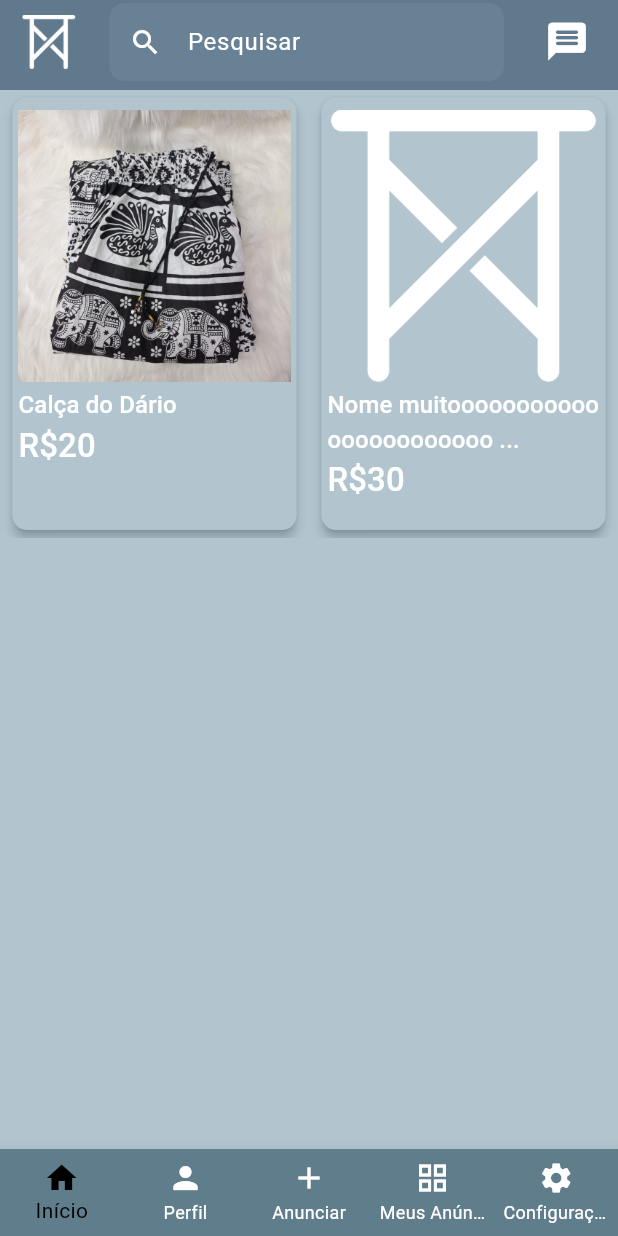
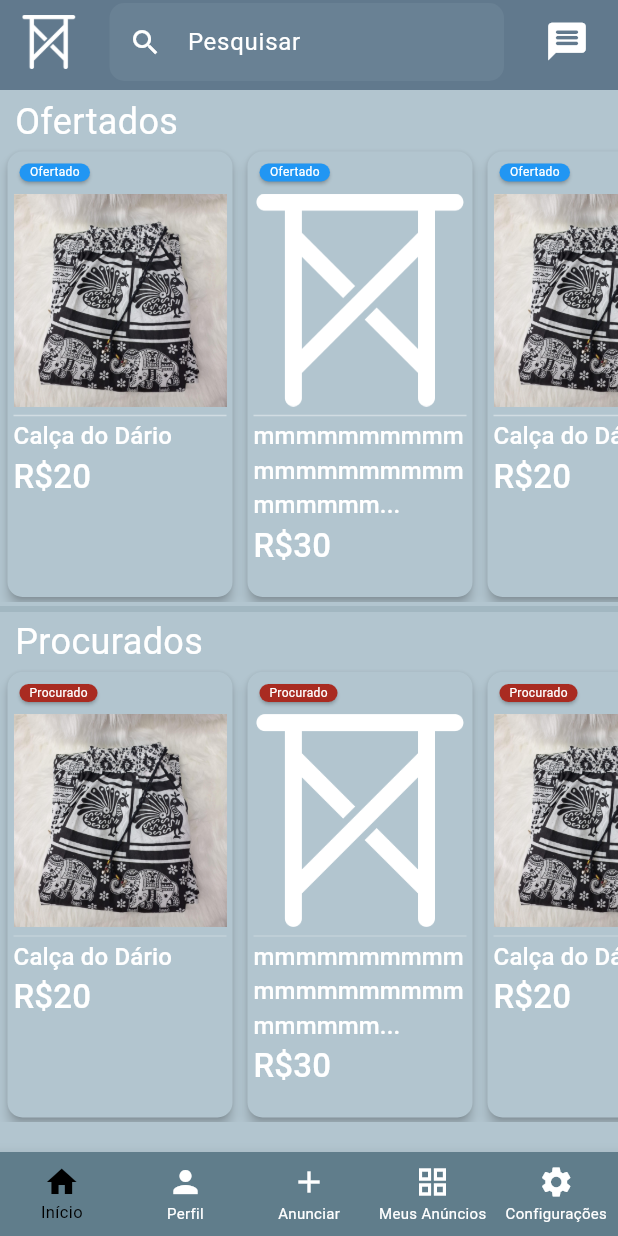
Before and after one commit to Trthomaz/sistema_de_anuncios, a Flutter app: the screen it shows after launch, after a tap on "Entrar", on a phone screen of 412 x 824 dp. Run offline on Flutter 3.47's test engine with Material 3 defaults, Android fonts, the phone set to English and light mode, and no system bars.

Commit message:
login e feed melhorados

```diff
--- a/Front/lib/pages/login.dart
+++ b/Front/lib/pages/login.dart
@@ -1,5 +1,4 @@
 import 'package:flutter/material.dart';
-import 'package:sistema_de_anuncios/pages/navigation/home.dart';
 import 'package:sistema_de_anuncios/pages/navigation/navigation.dart';
 
 class Login extends StatefulWidget {
@@ -12,17 +11,23 @@ class Login extends StatefulWidget {
 class _LoginState extends State<Login> {
   @override
   Widget build(BuildContext context) {
+    // Verifica se o teclado esta visivel
+    bool isKeyboardVisible = MediaQuery.of(context).viewInsets.bottom > 0;
+
     return Scaffold(body: LayoutBuilder(builder: (context, constraints) {
-      // Largura do card baseados nas dimensões da tela
-      double buttonWidth = constraints.maxWidth * 0.9;
-      double buttonHeigh = 200;
+      // Largura do textField baseados nas dimensões da tela
+      double textFieldWidth = constraints.maxWidth * 0.9;
 
       return Padding(
-        padding:
-            const EdgeInsets.only(top: 150.0, left: 30, right: 30, bottom: 20),
+        padding: EdgeInsets.only(top: 50, left: 30, right: 30, bottom: 0),
         child: Center(
           child: Column(
             children: [
+              isKeyboardVisible // Verifica se o treclado está visível
+                  ? Container()
+                  : SizedBox(
+                      height: 100,
+                    ),
               Image.asset(
                 // Imagem do ícone do app
                 'assets/images/andaime.png',
@@ -37,12 +42,16 @@ class _LoginState extends State<Login> {
                   fontSize: 60,
                 ),
               ), */
+              isKeyboardVisible // Verifica se o treclado está visível
+                  ? Container()
+                  : SizedBox(
+                      height: 100,
+                    ),
               Padding(
                 // Email
-                padding: const EdgeInsets.only(top: 150.0, bottom: 8.0),
-                child: Container(
+                padding: EdgeInsets.only(top: 50, bottom: 8.0),
                 child: SizedBox(
-                    width: buttonWidth,
+                  width: textFieldWidth,
                   child: TextField(
                     autofocus: false,
                     autocorrect: false,
@@ -70,13 +79,11 @@ class _LoginState extends State<Login> {
                   ),
                 ),
               ),
-              ),
               Padding(
                 // Senha
                 padding: const EdgeInsets.only(top: 8.0, bottom: 36.0),
-                child: Container(
                 child: SizedBox(
-                    width: buttonWidth,
+                  width: textFieldWidth,
                   child: TextField(
                     autofocus: false,
                     autocorrect: false,
@@ -105,7 +112,6 @@ class _LoginState extends State<Login> {
                   ),
                 ),
               ),
-              ),
               Padding(
                 // Botão
                 padding: const EdgeInsets.all(20.0),
@@ -122,7 +128,7 @@ class _LoginState extends State<Login> {
                       );
                     },
                     style: ButtonStyle(
-                      backgroundColor: MaterialStateProperty.all<Color>(
+                      backgroundColor: WidgetStateProperty.all<Color>(
                           Theme.of(context).primaryColor.withOpacity(1)),
                     ),
                     child: Text(
@@ -134,8 +140,7 @@ class _LoginState extends State<Login> {
                   ),
                 ),
               ),
-              Expanded(
-                child: Align(
+              Align(
                 alignment: FractionalOffset.bottomCenter,
                 child: Padding(
                   padding: EdgeInsets.only(bottom: 0.0),
@@ -150,7 +155,6 @@ class _LoginState extends State<Login> {
                     ],
                   ), //Your widget here,
                 ),
-                ),
               )
             ],
           ),
--- a/Front/lib/pages/navigation/home.dart
+++ b/Front/lib/pages/navigation/home.dart
@@ -1,9 +1,4 @@
 import 'package:flutter/material.dart';
-import 'package:sistema_de_anuncios/pages/navigation/navigation.dart';
-import 'package:sistema_de_anuncios/pages/navigation/anunciar.dart';
-import 'package:sistema_de_anuncios/pages/navigation/meus_anuncios.dart';
-import 'package:sistema_de_anuncios/pages/navigation/perfil.dart';
-import 'package:sistema_de_anuncios/pages/navigation/configs.dart';
 import 'package:sistema_de_anuncios/pages/pesquisa.dart';
 
 class Home extends StatefulWidget {
@@ -22,7 +17,7 @@ class _HomeState extends State<Home> {
       "imagem": 'assets/images/calca.jpeg'
     },
     {
-      "titulo": "Nome muitooooooooooo oooooooooooo grandeeeeeeeeeee eeeeeee",
+      "titulo": "mmmmmmmmmmmmmmmmmmmmmmmmmmmm",
       "preço": 30,
       "imagem": 'assets/images/andaime.png'
     },
@@ -35,21 +30,19 @@ class _HomeState extends State<Home> {
   ];
 
   String limitarTexto(String text) {
-    int maxLenght = 34;
-    if (text.length > maxLenght) {
-      return text.substring(0, maxLenght) + '...';
+    // 27 caracteres
+    int maxLenght = 26;
+    if (text.length > maxLenght + 1) {
+      return '${text.substring(0, maxLenght)}...';
     }
     return text;
   }
 
   @override
   Widget build(BuildContext context) {
-    double screenWidth = MediaQuery.of(context).size.width; // Largura da tela
-    double screenHeight = MediaQuery.of(context).size.height; // Altura da tela
-    // Largura do card baseados nas dimensões da tela
-    double cardWidth = screenWidth * 0.46;
-    double cardHeight = screenHeight * 0.35;
-    double cardSpacing = screenWidth * 0.02;
+    double cardWidth = 150;
+    double cardHeight = 297;
+    double cardSpacing = 5;
     double imageSize = cardWidth;
     return Scaffold(
       appBar: PreferredSize(
@@ -130,12 +123,26 @@ class _HomeState extends State<Home> {
           ],
         ),
       ),
-      body: Center(
+      body: SingleChildScrollView(
         child: Column(
+          crossAxisAlignment: CrossAxisAlignment.start,
           children: [
+            SizedBox(
+              height: 4,
+            ),
+            Padding(
+              padding: const EdgeInsets.only(left: 10),
+              child: Text(
+                "Ofertados",
+                style: TextStyle(
+                  color: Theme.of(context).primaryColorLight,
+                  fontSize: 24,
+                ),
+              ),
+            ),
             LayoutBuilder(builder: (context, constraints) {
               return SizedBox(
-                height: cardHeight + 10,
+                height: cardHeight + 6,
                 child: ListView.builder(
                     scrollDirection: Axis.horizontal,
                     itemCount: anuncios.length,
@@ -157,16 +164,39 @@ class _HomeState extends State<Home> {
                             ),
                             onPressed: () {
                               // TODO: Implementar abrir anuncio
-                              print(cardHeight);
                             },
                             child: Column(
                               crossAxisAlignment: CrossAxisAlignment.start,
                               children: [
+                                Container(
+                                  height: 20,
+                                  width: 55,
+                                  child: Card(
+                                    color: Colors.blue,
+                                    child: Center(
+                                      child: Text(
+                                        "Ofertado",
+                                        style: TextStyle(
+                                            fontSize: 8,
+                                            color: Theme.of(context)
+                                                .primaryColorLight),
+                                      ),
+                                    ),
+                                  ),
+                                ),
                                 Image.asset(
                                   anuncios[index]["imagem"],
                                   fit: BoxFit.contain,
                                   height: imageSize,
                                   width: imageSize,
+                                ),
+                                Divider(
+                                  color: Theme.of(context)
+                                      .primaryColorLight
+                                      .withOpacity(0.4), // Cor do divisor
+                                  thickness: 1, // Espessura da linha
+                                  height:
+                                      4, // Espaço vertical ao redor do divisor
                                 ),
                                 Text(
                                   limitarTexto(anuncios[index]["titulo"]),
@@ -176,7 +206,108 @@ class _HomeState extends State<Home> {
                                   ),
                                 ),
                                 Text(
-                                  "R\$" + anuncios[index]["preço"].toString(),
+                                  "R\$${anuncios[index]["preço"]}",
+                                  style: TextStyle(
+                                    color: Theme.of(context).primaryColorLight,
+                                    fontSize: 22,
+                                  ),
+                                ),
+                              ],
+                            ),
+                          ),
+                          SizedBox(
+                            width: cardSpacing,
+                          ),
+                        ],
+                      );
+                    }),
+              );
+            }),
+            Divider(
+              color: Theme.of(context)
+                  .primaryColor
+                  .withOpacity(0.2), // Cor do divisor
+              thickness: 4, // Espessura da linha
+              height: 10, // Espaço vertical ao redor do divisor
+            ),
+            Padding(
+              padding: const EdgeInsets.only(left: 10),
+              child: Text(
+                "Procurados",
+                style: TextStyle(
+                  color: Theme.of(context).primaryColorLight,
+                  fontSize: 24,
+                ),
+              ),
+            ),
+            LayoutBuilder(builder: (context, constraints) {
+              return SizedBox(
+                height: cardHeight + 6,
+                child: ListView.builder(
+                    scrollDirection: Axis.horizontal,
+                    itemCount: anuncios.length,
+                    itemBuilder: (context, index) {
+                      return Row(
+                        children: [
+                          SizedBox(
+                            width: cardSpacing,
+                          ),
+                          ElevatedButton(
+                            style: ElevatedButton.styleFrom(
+                              padding: EdgeInsets.all(4),
+                              backgroundColor: Theme.of(context).cardColor,
+                              elevation: 3,
+                              fixedSize: Size(cardWidth, cardHeight),
+                              shape: RoundedRectangleBorder(
+                                borderRadius: BorderRadius.circular(10),
+                              ),
+                            ),
+                            onPressed: () {
+                              // TODO: Implementar abrir anuncio
+                            },
+                            child: Column(
+                              crossAxisAlignment: CrossAxisAlignment.start,
+                              children: [
+                                Container(
+                                  height: 20,
+                                  width: 60,
+                                  child: Card(
+                                    color:
+                                        const Color.fromARGB(255, 169, 43, 33),
+                                    child: Center(
+                                      child: Text(
+                                        "Procurado",
+                                        style: TextStyle(
+                                            fontSize: 8,
+                                            color: Theme.of(context)
+                                                .primaryColorLight),
+                                      ),
+                                    ),
+                                  ),
+                                ),
+                                Image.asset(
+                                  anuncios[index]["imagem"],
+                                  fit: BoxFit.contain,
+                                  height: imageSize,
+                                  width: imageSize,
+                                ),
+                                Divider(
+                                  color: Theme.of(context)
+                                      .primaryColorLight
+                                      .withOpacity(0.2), // Cor do divisor
+                                  thickness: 1, // Espessura da linha
+                                  height:
+                                      4, // Espaço vertical ao redor do divisor
+                                ),
+                                Text(
+                                  limitarTexto(anuncios[index]["titulo"]),
+                                  style: TextStyle(
+                                    color: Theme.of(context).primaryColorLight,
+                                    fontSize: 16,
+                                  ),
+                                ),
+                                Text(
+                                  "R\$${anuncios[index]["preço"]}",
                                   style: TextStyle(
                                     color: Theme.of(context).primaryColorLight,
                                     fontSize: 22,
--- a/Front/lib/pages/navigation/navigation.dart
+++ b/Front/lib/pages/navigation/navigation.dart
@@ -16,7 +16,7 @@ class _NavigationState extends State<Navigation> {
   // Index da página selecionada
   int _selectedIndex = 0;
 
-  List<Widget> _pages = <Widget>[
+  final List<Widget> _pages = <Widget>[
     Home(),
     Perfil(),
     Anunciar(),
@@ -43,6 +43,8 @@ class _NavigationState extends State<Navigation> {
         unselectedItemColor: Theme.of(context).primaryColorLight,
         selectedIconTheme:
             IconThemeData(color: Theme.of(context).primaryColorDark),
+        selectedLabelStyle: TextStyle(fontSize: 11),
+        unselectedLabelStyle: TextStyle(fontSize: 10),
         items: [
           BottomNavigationBarItem(
             icon: Icon(
```
Lines whose indentation alone changed are shown as unchanged.
